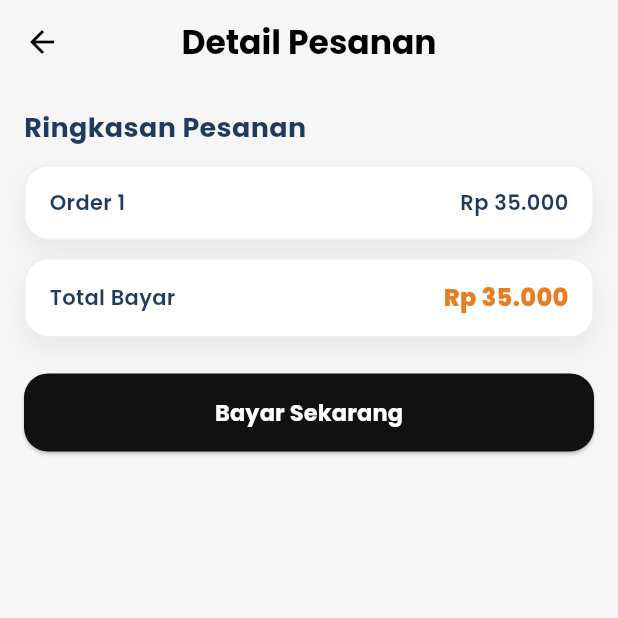
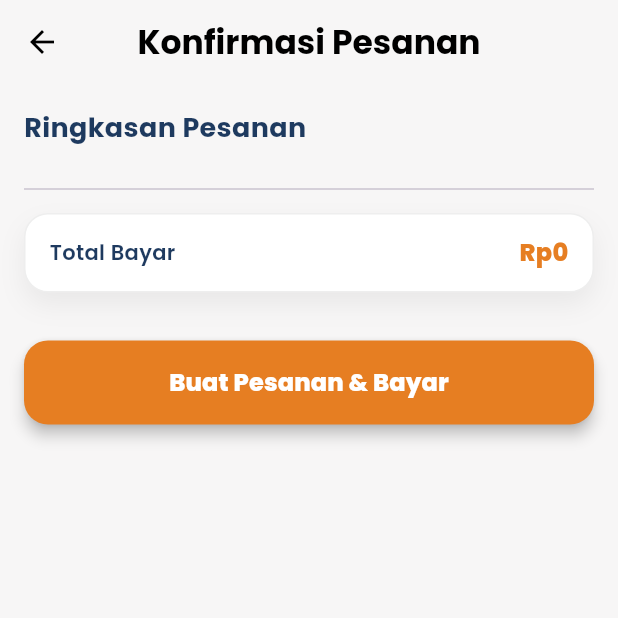
Before and after one commit to BroBay24/Dapurmamma, a Flutter app: the OrderDetailScreen screen opened by its route, on a phone screen of 412 x 824 dp, the top half of it. Run offline on Flutter 3.47's test engine with Material 3 defaults, Android fonts, the phone set to English and light mode, and no system bars; our stand-ins replace cloud_firestore, cloud_functions, firebase_auth, firebase_core, google_fonts, image_picker; missing offline and left inert: midtrans_sdk; accounts and stored records are empty.

```diff
--- a/firebase_functions/package.json
+++ b/firebase_functions/package.json
@@ -14,7 +14,8 @@
   "main": "index.js",
   "dependencies": {
     "firebase-admin": "^11.11.1",
-    "firebase-functions": "^4.5.0"
+    "firebase-functions": "^4.5.0",
+    "midtrans-client": "^1.4.3"
   },
   "devDependencies": {
     "firebase-functions-test": "^3.1.0"
--- a/lib/screens/order/order_detail_screen.dart
+++ b/lib/screens/order/order_detail_screen.dart
@@ -1,16 +1,40 @@
 import 'package:flutter/material.dart';
 import 'package:google_fonts/google_fonts.dart';
+import '../../data/models/order_model.dart';
+import '../../data/repositories/order_repository.dart';
+import '../../data/services/payment_service.dart';
+import 'package:firebase_auth/firebase_auth.dart';
 
-class OrderDetailScreen extends StatelessWidget {
+class OrderDetailScreen extends StatefulWidget {
   const OrderDetailScreen({super.key});
 
   @override
+  State<OrderDetailScreen> createState() => _OrderDetailScreenState();
+}
+
+class _OrderDetailScreenState extends State<OrderDetailScreen> {
+  final OrderRepository _orderRepo = OrderRepository();
+  final PaymentService _paymentService = PaymentService();
+  bool _isLoading = false;
+
+  @override
   Widget build(BuildContext context) {
+    final args = ModalRoute.of(context)?.settings.arguments as Map<String, dynamic>?;
+
+    // Check if we are showing an existing order or creating a new one (checkout)
+    final OrderModel? existingOrder = args?['order'] as OrderModel?;
+    final Map<String, dynamic>? checkoutData = args?['checkoutData'] as Map<String, dynamic>?;
+
+    final String title = existingOrder != null ? 'Detail Pesanan' : 'Konfirmasi Pesanan';
+    final String orderId = existingOrder?.orderId ?? 'Baru';
+    final int total = existingOrder?.total ?? (checkoutData?['total'] ?? 0) as int;
+    final List<OrderItemModel> items = existingOrder?.items ?? (checkoutData?['items'] as List<OrderItemModel>? ?? []);
+
     return Scaffold(
       backgroundColor: const Color(0xFFF7F6F6),
       appBar: AppBar(
         title: Text(
-          'Detail Pesanan',
+          title,
           style: GoogleFonts.poppins(fontWeight: FontWeight.w700),
         ),
         backgroundColor: Colors.transparent,
@@ -18,16 +42,12 @@ class OrderDetailScreen extends StatelessWidget {
         centerTitle: true,
       ),
       body: SafeArea(
-        child: LayoutBuilder(
+        child: _isLoading
+          ? const Center(child: CircularProgressIndicator(color: Color(0xFFE67E22)))
+          : LayoutBuilder(
           builder: (context, constraints) {
             final width = constraints.maxWidth;
-            final horizontalPadding = width >= 1200
-                ? 48.0
-                : width >= 900
-                    ? 36.0
-                    : width >= 650
-                        ? 24.0
-                        : 16.0;
+            final horizontalPadding = width >= 1200 ? 48.0 : width >= 900 ? 36.0 : width >= 650 ? 24.0 : 16.0;
             final contentMaxWidth = width >= 900 ? 760.0 : double.infinity;
 
             return Align(
@@ -39,6 +59,11 @@ class OrderDetailScreen extends StatelessWidget {
                   child: Column(
                     crossAxisAlignment: CrossAxisAlignment.start,
                     children: [
+                      if (existingOrder != null) ...[
+                         _buildInfoRow('ID Pesanan', orderId),
+                         _buildInfoRow('Status', OrderModel.statusToLabel(existingOrder.status)),
+                         const SizedBox(height: 20),
+                      ],
                       Text(
                         'Ringkasan Pesanan',
                         style: GoogleFonts.poppins(
@@ -48,35 +73,39 @@ class OrderDetailScreen extends StatelessWidget {
                         ),
                       ),
                       const SizedBox(height: 12),
-                      _buildSummaryCard(
-                        title: 'Order 1',
-                        amount: 'Rp 35.000',
+                      ...items.map((item) => Padding(
+                        padding: const EdgeInsets.only(bottom: 8.0),
+                        child: _buildSummaryCard(
+                          title: '${item.productName} x${item.quantity}',
+                          amount: _formatRupiah(item.price * item.quantity),
                         ),
-                      const SizedBox(height: 12),
+                      )).toList(),
+                      const Divider(height: 32),
                       _buildSummaryCard(
                         title: 'Total Bayar',
-                        amount: 'Rp 35.000',
+                        amount: _formatRupiah(total),
                         isTotal: true,
                       ),
-                      const SizedBox(height: 24),
+                      const SizedBox(height: 32),
+                      if (existingOrder == null || existingOrder.status == OrderStatus.pending)
                         SizedBox(
                           width: double.infinity,
-                        height: 52,
+                          height: 56,
                           child: ElevatedButton(
-                          onPressed: () {
-                            Navigator.pushNamed(context, '/success');
-                          },
+                            onPressed: () => _handlePayment(existingOrder, checkoutData),
                             style: ElevatedButton.styleFrom(
-                            backgroundColor: const Color(0xFF111111),
+                              backgroundColor: const Color(0xFFE67E22),
+                              foregroundColor: Colors.white,
                               shape: RoundedRectangleBorder(
                                 borderRadius: BorderRadius.circular(16),
                               ),
+                              elevation: 4,
                             ),
                             child: Text(
-                            'Bayar Sekarang',
+                              existingOrder == null ? 'Buat Pesanan & Bayar' : 'Bayar Sekarang',
                               style: GoogleFonts.poppins(
-                              fontWeight: FontWeight.w700,
-                              fontSize: 15,
+                                fontWeight: FontWeight.w800,
+                                fontSize: 16,
                               ),
                             ),
                           ),
@@ -90,6 +119,75 @@ class OrderDetailScreen extends StatelessWidget {
         ),
       ),
     );
+  }
+
+  Future<void> _handlePayment(OrderModel? existingOrder, Map<String, dynamic>? checkoutData) async {
+    setState(() => _isLoading = true);
+    try {
+      String docId = '';
+
+      if (existingOrder == null && checkoutData != null) {
+        // Create new order first
+        final user = FirebaseAuth.instance.currentUser;
+        if (user == null) throw 'User not logged in';
+
+        final newOrder = OrderModel(
+          id: '', // Will be generated by Firestore
+          orderId: '', // Will be generated by Repo
+          userId: user.uid,
+          customerName: user.displayName ?? 'Customer',
+          items: checkoutData['items'],
+          total: checkoutData['total'],
+          paymentMethod: 'Midtrans Snap',
+          status: OrderStatus.pending,
+          createdAt: DateTime.now(),
+          updatedAt: DateTime.now(),
+        );
+
+        docId = await _orderRepo.createOrder(newOrder);
+      } else if (existingOrder != null) {
+        docId = existingOrder.id;
+      }
+
+      if (docId.isNotEmpty) {
+        await _paymentService.startPayment(docId);
+        // SDK akan handle UI. Setelah selesai, status akan update via Webhook.
+        // Kita bisa arahkan user ke halaman sukses atau list order.
+        if (mounted) {
+           ScaffoldMessenger.of(context).showSnackBar(
+             const SnackBar(content: Text('Menunggu pembayaran...')),
+           );
+           Navigator.pushReplacementNamed(context, '/success');
+        }
+      }
+    } catch (e) {
+      if (mounted) {
+        ScaffoldMessenger.of(context).showSnackBar(
+          SnackBar(content: Text('Gagal memulai pembayaran: $e'), backgroundColor: Colors.red),
+        );
+      }
+    } finally {
+      if (mounted) setState(() => _isLoading = false);
+    }
+  }
+
+  Widget _buildInfoRow(String label, String value) {
+    return Padding(
+      padding: const EdgeInsets.only(bottom: 8.0),
+      child: Row(
+        mainAxisAlignment: MainAxisAlignment.spaceBetween,
+        children: [
+          Text(label, style: GoogleFonts.poppins(color: Colors.grey[600], fontSize: 13)),
+          Text(value, style: GoogleFonts.poppins(fontWeight: FontWeight.w600, fontSize: 13)),
+        ],
+      ),
+    );
+  }
+
+  String _formatRupiah(int value) {
+    final formatted = value.toString().replaceAllMapped(
+        RegExp(r'(\d{1,3})(?=(\d{3})+(?!\d))'), (m) => '${m[1]}.');
+    return 'Rp$formatted';
   }
 
   Widget _buildSummaryCard({
--- a/pubspec.yaml
+++ b/pubspec.yaml
@@ -41,6 +41,8 @@ dependencies:
   http: ^1.6.0
   image_picker: ^1.2.1
   intl: ^0.20.2
+  cloud_functions: ^6.0.6
+  midtrans_sdk: ^1.2.0
 
 dev_dependencies:
   flutter_test:
```
Also changed, not shown: lib/data/services/payment_service.dart (added, +62 -0 lines), lib/screens/home/product_detail_screen.dart (+18 -1 lines), pubspec.lock, 2 other files. Lines whose indentation alone changed are shown as unchanged.
